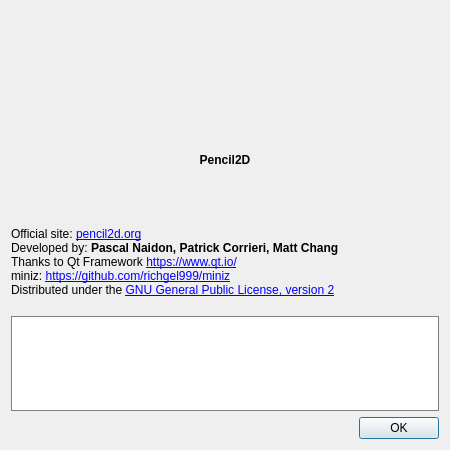
Old version of the form app/ui/aboutdialog.ui in the repository pencil2d/pencil.
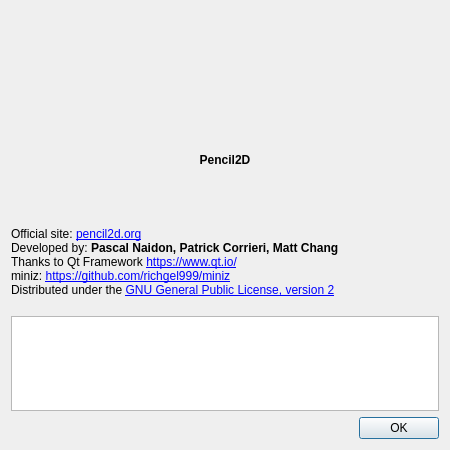
New version of the form. Icons and pictures are not drawn.

Commit message: Fix atrocious contrast in about dialog with dark themes

Patch:
```diff
--- a/app/ui/aboutdialog.ui
+++ b/app/ui/aboutdialog.ui
@@ -65,7 +65,7 @@
    <item>
     <widget class="QLabel" name="devInfoText">
      <property name="styleSheet">
-      <string notr="true">QLabel { background-color: #ffffff; border-style: solid; border-width: 1px; border-color: gray; }</string>
+      <string notr="true">QLabel { background-color: palette(base); border-style: solid; border-width: 1px; border-color: palette(mid); }</string>
      </property>
      <property name="alignment">
       <set>Qt::AlignCenter</set>
```
